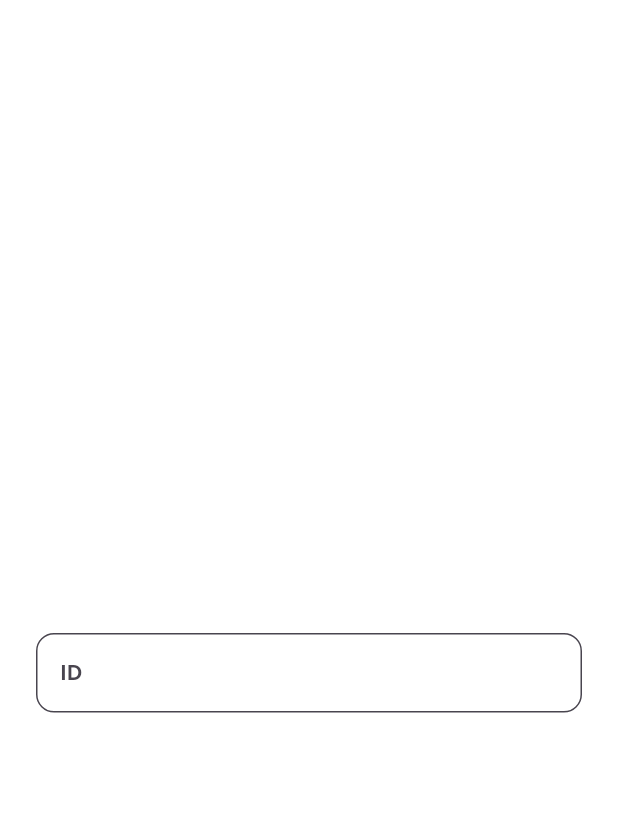
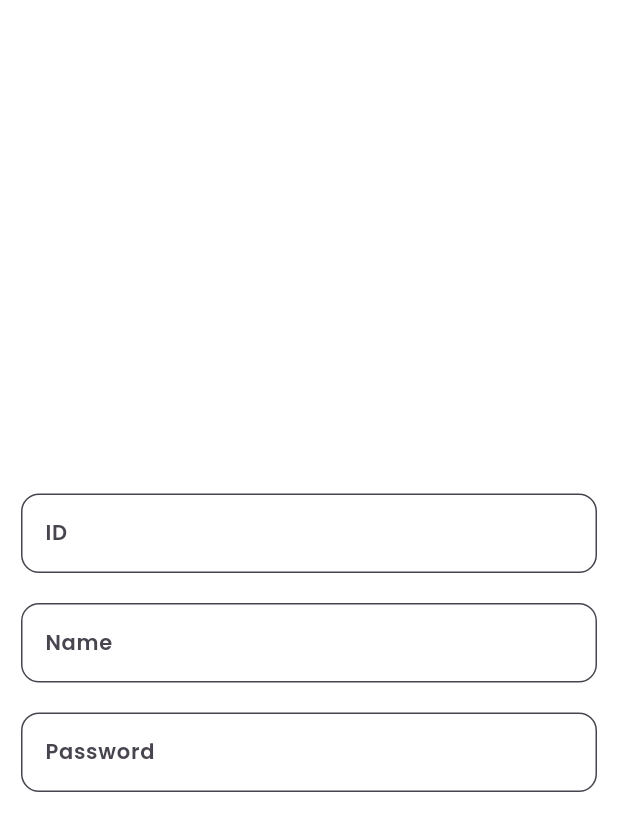
Before and after one commit to TushalKaklottar/fire_base, a Flutter app: the screen it shows after launch, on a phone screen of 412 x 824 dp. Shown: the top 831 px of the screen. Run offline on Flutter 3.47's test engine with Material 2 defaults, Android fonts, the phone set to English and light mode, and no system bars; our stand-ins replace cloud_firestore, firebase_core, gap, get, google_fonts; accounts and stored records are empty; Roboto replaces fonts that are missing (Akronim, Andika).

Commit message:
KT || 26/09/2023

```diff
--- a/lib/view/screen/login_page.dart
+++ b/lib/view/screen/login_page.dart
@@ -27,28 +27,33 @@ class LoginPage extends StatelessWidget {
             Row(
               mainAxisAlignment: MainAxisAlignment.center,
               children: [
-              Text("Log In",
-                style: GoogleFonts.akronim(
+              Text("Sing In",
+                style: GoogleFonts.andika(
                 color: Colors.white,
                   fontSize: 30
               ),
               )
             ],
             ),
-            const Gap(30),
+            const SizedBox(height: 30),
             Form(
               key: formKey,
                 child: Column(
                   mainAxisAlignment: MainAxisAlignment.center,
                   children: [
-                    Container(
-                      margin: const EdgeInsets.all(10),
-                      child: TextFormField(
-                        style: GoogleFonts.poppins(
-                          fontSize: 14,
-                          color: Colors.black,
-                          fontWeight: FontWeight.w600
-                        ),
+                    TextFormField(
+                      textInputAction: TextInputAction.next,
+                      initialValue: id,
+                      keyboardType: TextInputType.number,
+
+                      validator: (value) {
+                        if(value!.isEmpty) {
+                          return "enter the value";
+                        } else {
+                          return null;
+                        }
+                      },
+
                       decoration: InputDecoration(
                         enabled: true,
                         border: OutlineInputBorder(
@@ -61,8 +66,22 @@ class LoginPage extends StatelessWidget {
                             color: Colors.black45
                         ),
                       ),
-                        keyboardType: TextInputType.number,
+
+                      onSaved: (newValue) {
+                        id = newValue!;
+                      },
+                      style: GoogleFonts.poppins(
+                        fontSize: 14,
+                        color: Colors.black,
+                        fontWeight: FontWeight.w600
+                      ),
+                    ),
+
+                    const SizedBox(height: 20),
+                    TextFormField(
                       textInputAction: TextInputAction.next,
+                      initialValue: name,
+
                       validator: (value) {
                         if(value!.isEmpty) {
                           return "enter the value";
@@ -70,8 +89,70 @@ class LoginPage extends StatelessWidget {
                           return null;
                         }
                       },
+
+                      decoration: InputDecoration(
+                        enabled: true,
+                        border: OutlineInputBorder(
+                          borderRadius: BorderRadius.circular(12),
+                        ),
+                        fillColor: Colors.white60,
+                        filled: true,
+                        hintText: "Name",
+                        helperStyle: GoogleFonts.aleo(
+                            color: Colors.black45
                         ),
                       ),
+
+                      onSaved: (newValue) {
+                        name = newValue!;
+                      },
+                      style: GoogleFonts.poppins(
+                          fontSize: 14,
+                          color: Colors.black,
+                          fontWeight: FontWeight.w600
+                      ),
+                    ),
+                    const SizedBox(height: 20),
+                    TextFormField(
+                      textInputAction: TextInputAction.done,
+                      keyboardType: TextInputType.visiblePassword,
+                      initialValue: password,
+
+                      validator: (value) {
+                        if(value!.isEmpty) {
+                          return "enter the value";
+                        } else {
+                          return null;
+                        }
+                      },
+
+                      decoration: InputDecoration(
+                        enabled: true,
+                        border: OutlineInputBorder(
+                          borderRadius: BorderRadius.circular(12),
+                        ),
+                        fillColor: Colors.white60,
+                        filled: true,
+                        hintText: "Password",
+                        helperStyle: GoogleFonts.aleo(
+                            color: Colors.black45
+                        ),
+                      ),
+
+                      onSaved: (newValue) {
+                        password = newValue!;
+                      },
+                      style: GoogleFonts.poppins(
+                          fontSize: 14,
+                          color: Colors.black,
+                          fontWeight: FontWeight.w600
+                      ),
+                    ),
+
+                    const SizedBox(height: 40),
+
+
+
                   ],
                 )
             )
@@ -81,44 +162,6 @@ class LoginPage extends StatelessWidget {
             //   child: Column(
             //     children: [
             //       TextFormField(
-            //         validator: (value) {
-            //           if(value!.isEmpty) {
-            //             return "enter the value";
-            //           } else {
-            //             return null;
-            //           }
-            //         },
-            //         decoration: const InputDecoration(
-            //           border: OutlineInputBorder(),
-            //             label: Text("Id")
-            //         ),
-            //         onSaved: (newValue) {
-            //           id = newValue!;
-            //         },
-            //         initialValue: id,
-            //         textInputAction: TextInputAction.next,
-            //         keyboardType: TextInputType.number,
-            //       ),
-            //       const SizedBox(height: 20),
-            //       TextFormField(
-            //         textInputAction: TextInputAction.next,
-            //         initialValue: name,
-            //         validator: (value) {
-            //           if(value!.isEmpty) {
-            //             return "enter the value";
-            //           } else {
-            //             return null;
-            //           }
-            //         },
-            //         decoration: const InputDecoration(
-            //           border: OutlineInputBorder(),
-            //             label: Text("name")
-            //         ),
-            //         onSaved: (newValue) {
-            //           name = newValue;
-            //         },
-            //       ),
-            //       const SizedBox(height: 20),
             //       TextFormField(
             //         initialValue: password,
             //         validator: (value) {
```
Lines whose indentation alone changed are shown as unchanged.
